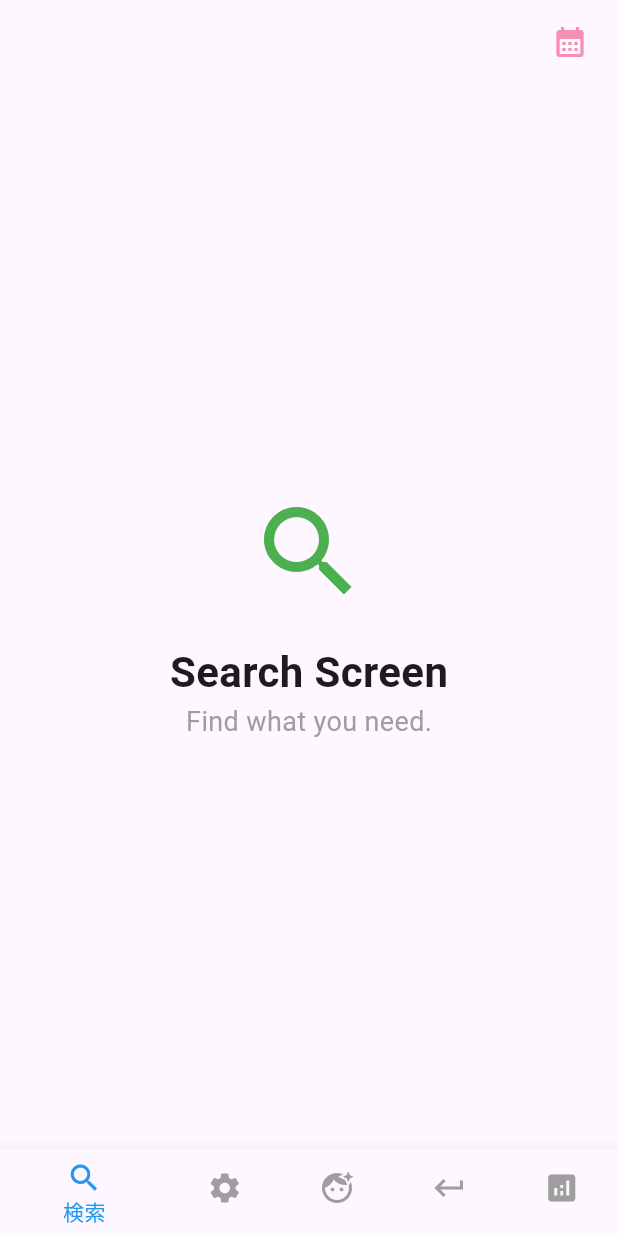
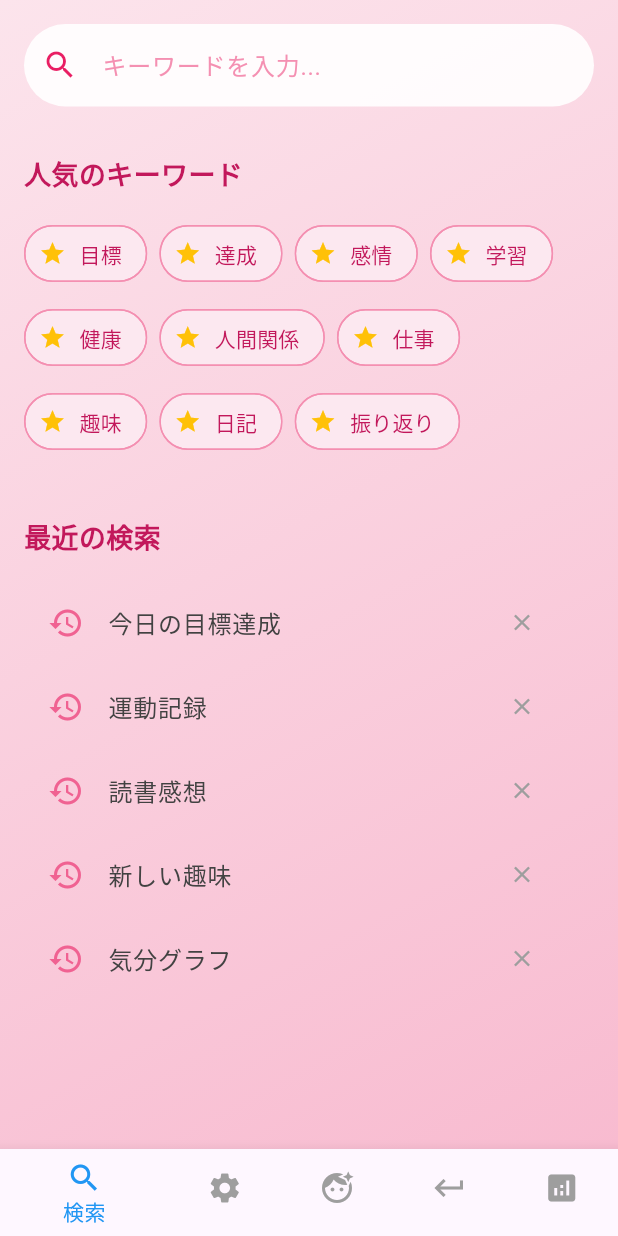
Before and after one commit to yukinkomob/Gakush, a Flutter app: the screen it shows after launch, on a phone screen of 412 x 824 dp. Run offline on Flutter 3.47's test engine with Material 3 defaults, Android fonts, the phone set to English and light mode, and no system bars; our stand-ins replace fl_chart.

Commit message:
検索画面の追加

```diff
--- a/lib/main.dart
+++ b/lib/main.dart
@@ -4,8 +4,8 @@ import 'package:flutter_application_1/screens/settings_screen.dart';
 import './screens/chat_screen.dart';
 import './screens/student_home_screen.dart';
 import './screens/profile_screen.dart';
-import './screens/calendar_screen.dart';
 import './screens/settings_screen.dart';
+import './screens/search_screen.dart';
 
 void main() {
   runApp(const MyApp());
@@ -66,23 +66,6 @@ class _MainScreenState extends State<MainScreen> {
   @override
   Widget build(BuildContext context) {
     return Scaffold(
-      appBar: AppBar(
-        title: const Text(''), // ここにタイトルバーを追加
-        centerTitle: true, // タイトルを中央に配置
-        actions: [
-          IconButton(
-            icon: Icon(Icons.calendar_month, color: Colors.pink.shade200), // 設定アイコン
-            onPressed: () {
-              // ボタンがタップされたときにSettingsScreenに遷移
-              Navigator.push(
-                context,
-                MaterialPageRoute(builder: (context) => CalendarScreen()),
-              );
-            },
-          ),
-          const SizedBox(width: 8), // アイコンと右端の間に少しスペースを設ける
-        ],
-      ),
       body: PageView(
         controller: _pageController,
         // ユーザーがスワイプでページを切り替えたときに、ボトムナビゲーションバーの選択状態も更新
@@ -145,25 +128,6 @@ class HomeScreen extends StatelessWidget {
           SizedBox(height: 20),
           Text('Home Screen', style: TextStyle(fontSize: 28, fontWeight: FontWeight.bold)),
           Text('Welcome!', style: TextStyle(fontSize: 18, color: Colors.grey)),
-        ],
-      ),
-    );
-  }
-}
-
-class SearchScreen extends StatelessWidget {
-  const SearchScreen({super.key});
-
-  @override
-  Widget build(BuildContext context) {
-    return const Center(
-      child: Column(
-        mainAxisAlignment: MainAxisAlignment.center,
-        children: [
-          Icon(Icons.search, size: 80, color: Colors.green),
-          SizedBox(height: 20),
-          Text('Search Screen', style: TextStyle(fontSize: 28, fontWeight: FontWeight.bold)),
-          Text('Find what you need.', style: TextStyle(fontSize: 18, color: Colors.grey)),
         ],
       ),
     );
--- /dev/null
+++ b/lib/screens/search_screen.dart
@@ -0,0 +1,233 @@
+import 'package:flutter/material.dart';
+
+class SearchScreen extends StatefulWidget {
+  @override
+  _SearchScreenState createState() => _SearchScreenState();
+}
+
+class _SearchScreenState extends State<SearchScreen> {
+  final TextEditingController _searchController = TextEditingController();
+  List<String> _searchResults = []; // 検索結果を格納するリスト
+  List<String> _recentSearches = [ // 過去の検索履歴（ダミーデータ）
+    '今日の目標達成',
+    '運動記録',
+    '読書感想',
+    '新しい趣味',
+    '気分グラフ',
+  ];
+
+  // 特徴的なキーワード（チップス）の例
+  final List<String> _popularKeywords = [
+    '目標', '達成', '感情', '学習', '健康', '人間関係', '仕事', '趣味', '日記', '振り返り'
+  ];
+
+  @override
+  void initState() {
+    super.initState();
+    _searchController.addListener(_onSearchChanged);
+  }
+
+  @override
+  void dispose() {
+    _searchController.removeListener(_onSearchChanged);
+    _searchController.dispose();
+    super.dispose();
+  }
+
+  void _onSearchChanged() {
+    // 検索バーに入力があるたびに検索候補を更新するなどのロジック
+    // 今回はシンプルに、検索結果をダミーで更新
+    _performSearch(_searchController.text);
+  }
+
+  void _performSearch(String query) {
+    setState(() {
+      if (query.isEmpty) {
+        _searchResults = []; // 検索クエリが空なら結果も空に
+      } else {
+        // ここで実際の検索ロジックを実装
+        // ダミーデータとして、クエリを含む過去の記録をフィルタリング
+        _searchResults = _recentSearches
+            .where((record) => record.contains(query.toLowerCase()))
+            .toList();
+        // もしヒットしなくても何か表示するためにダミーを追加
+        if (_searchResults.isEmpty) {
+          _searchResults = ['"${query}" の記録は見つかりませんでした...'];
+        }
+      }
+    });
+  }
+
+  void _addRecentSearch(String query) {
+    if (query.isNotEmpty && !_recentSearches.contains(query)) {
+      setState(() {
+        _recentSearches.insert(0, query); // 最新のものを先頭に追加
+        if (_recentSearches.length > 5) { // 例: 5件まで保持
+          _recentSearches.removeLast();
+        }
+      });
+    }
+  }
+
+  void _clearSearch() {
+    setState(() {
+      _searchController.clear();
+      _searchResults = [];
+    });
+  }
+
+  @override
+  Widget build(BuildContext context) {
+    return Scaffold(
+      body: Container(
+        decoration: BoxDecoration(
+          gradient: LinearGradient(
+            colors: [Colors.pink.shade50, Colors.pink.shade100], // 淡いピンクのグラデーション
+            begin: Alignment.topLeft,
+            end: Alignment.bottomRight,
+          ),
+        ),
+        child: Column(
+          children: [
+            // 検索バー
+            Padding(
+              padding: const EdgeInsets.all(16.0),
+              child: TextField(
+                controller: _searchController,
+                decoration: InputDecoration(
+                  hintText: 'キーワードを入力...',
+                  hintStyle: TextStyle(color: Colors.pink.shade300.withOpacity(0.7)),
+                  prefixIcon: Icon(Icons.search, color: Colors.pink),
+                  suffixIcon: _searchController.text.isNotEmpty
+                      ? IconButton(
+                          icon: Icon(Icons.clear, color: Colors.grey),
+                          onPressed: _clearSearch,
+                        )
+                      : null,
+                  border: OutlineInputBorder(
+                    borderRadius: BorderRadius.circular(30.0),
+                    borderSide: BorderSide.none, // 枠線をなくす
+                  ),
+                  filled: true,
+                  fillColor: Colors.white.withOpacity(0.9), // 背景を白く
+                  contentPadding: EdgeInsets.symmetric(vertical: 15.0, horizontal: 20.0),
+                ),
+                onSubmitted: (query) {
+                  _addRecentSearch(query); // 検索履歴に追加
+                  _performSearch(query); // 検索を実行
+                },
+              ),
+            ),
+            Expanded(
+              child: SingleChildScrollView(
+                child: Padding(
+                  padding: const EdgeInsets.symmetric(horizontal: 16.0),
+                  child: Column(
+                    crossAxisAlignment: CrossAxisAlignment.start,
+                    children: [
+                      // 特徴的なキーワード（チップス）
+                      _buildSectionTitle('人気のキーワード'),
+                      Wrap(
+                        spacing: 8.0, // チップ間の水平方向のスペース
+                        runSpacing: 8.0, // チップ間の垂直方向のスペース
+                        children: _popularKeywords.map((keyword) {
+                          return ActionChip(
+                            label: Text(keyword, style: TextStyle(color: Colors.pink.shade700)),
+                            avatar: Icon(Icons.star, size: 18, color: Colors.amber), // 可愛らしい星アイコン
+                            onPressed: () {
+                              _searchController.text = keyword;
+                              _addRecentSearch(keyword);
+                              _performSearch(keyword);
+                            },
+                            backgroundColor: Colors.pink.shade50.withOpacity(0.8),
+                            shape: RoundedRectangleBorder(
+                              borderRadius: BorderRadius.circular(20),
+                              side: BorderSide(color: Colors.pink.shade200, width: 1),
+                            ),
+                          );
+                        }).toList(),
+                      ),
+                      SizedBox(height: 24),
+
+                      // 過去の記録（検索履歴）
+                      _buildSectionTitle('最近の検索'),
+                      _recentSearches.isEmpty
+                          ? Text('まだ検索履歴がありません。', style: TextStyle(color: Colors.grey.shade600))
+                          : Column(
+                              children: _recentSearches.map((record) {
+                                return ListTile(
+                                  leading: Icon(Icons.history, color: Colors.pink.shade300),
+                                  title: Text(record, style: TextStyle(color: Colors.grey.shade800)),
+                                  trailing: IconButton(
+                                    icon: Icon(Icons.clear, size: 18, color: Colors.grey.shade500),
+                                    onPressed: () {
+                                      setState(() {
+                                        _recentSearches.remove(record);
+                                      });
+                                    },
+                                  ),
+                                  onTap: () {
+                                    _searchController.text = record;
+                                    _performSearch(record);
+                                  },
+                                );
+                              }).toList(),
+                            ),
+                      SizedBox(height: 24),
+
+                      // 検索結果
+                      if (_searchController.text.isNotEmpty) // 検索クエリがある場合のみ表示
+                        _buildSectionTitle('検索結果'),
+                      if (_searchController.text.isNotEmpty)
+                        _searchResults.isEmpty
+                            ? Text(
+                                '一致する記録が見つかりませんでした。',
+                                style: TextStyle(color: Colors.grey.shade600),
+                              )
+                            : ListView.builder(
+                                shrinkWrap: true, // ListViewをColumn内で使用するために必要
+                                physics: NeverScrollableScrollPhysics(), // ListView自体のスクロールを無効化
+                                itemCount: _searchResults.length,
+                                itemBuilder: (context, index) {
+                                  return Card(
+                                    margin: EdgeInsets.symmetric(vertical: 6.0),
+                                    elevation: 2,
+                                    shape: RoundedRectangleBorder(borderRadius: BorderRadius.circular(12)),
+                                    child: ListTile(
+                                      leading: Icon(Icons.event_note, color: Colors.pink),
+                                      title: Text(_searchResults[index], style: TextStyle(fontWeight: FontWeight.w500)),
+                                      subtitle: Text('2024年7月5日', style: TextStyle(color: Colors.grey.shade600)), // ダミーの日付
+                                      onTap: () {
+                                        // 検索結果の項目をタップした時の処理
+                                        print('選択された検索結果: ${_searchResults[index]}');
+                                      },
+                                    ),
+                                  );
+                                },
+                              ),
+                    ],
+                  ),
+                ),
+              ),
+            ),
+          ],
+        ),
+      ),
+    );
+  }
+
+  // セクションタイトルを生成するヘルパー関数（設定画面から流用）
+  Widget _buildSectionTitle(String title) {
+    return Padding(
+      padding: const EdgeInsets.symmetric(vertical: 16.0, horizontal: 0.0), // 左側のパディングを調整
+      child: Text(
+        title,
+        style: TextStyle(
+          fontSize: 18,
+          fontWeight: FontWeight.bold,
+          color: Colors.pink.shade700,
+        ),
+      ),
+    );
+  }
+}
--- a/lib/screens/settings_screen.dart
+++ b/lib/screens/settings_screen.dart
@@ -33,6 +33,7 @@ class _SimpleSettingsScreenState extends State<SettingsScreen> {
   Widget build(BuildContext context) {
     return Scaffold(
       body: Container(
+        padding: EdgeInsets.fromLTRB(0, 50, 0, 0),
         decoration: BoxDecoration(
           gradient: LinearGradient(
             colors: [Colors.pink.shade50, Colors.pink.shade100], // 淡いピンクのグラデーション
```
Also changed, not shown: lib/screens/profile_screen.dart (+18 -0 lines).
